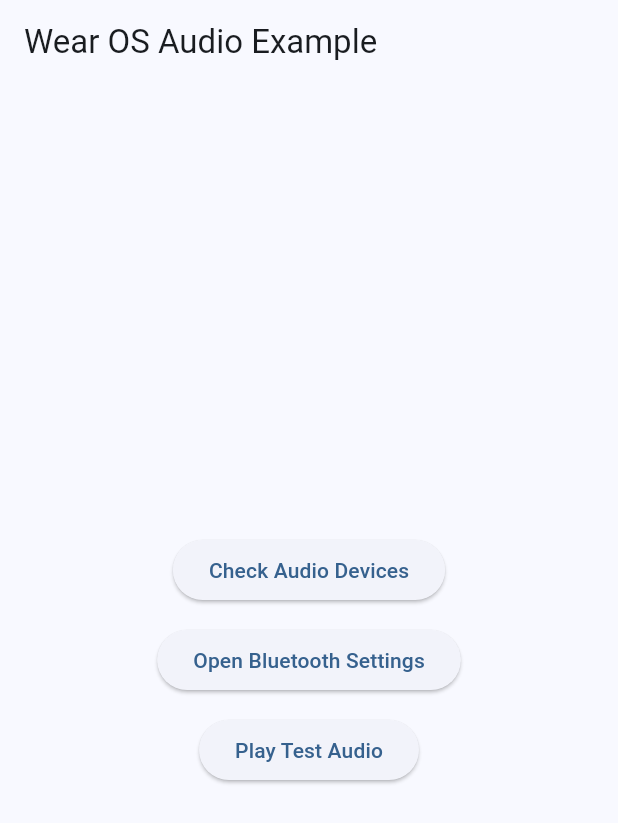
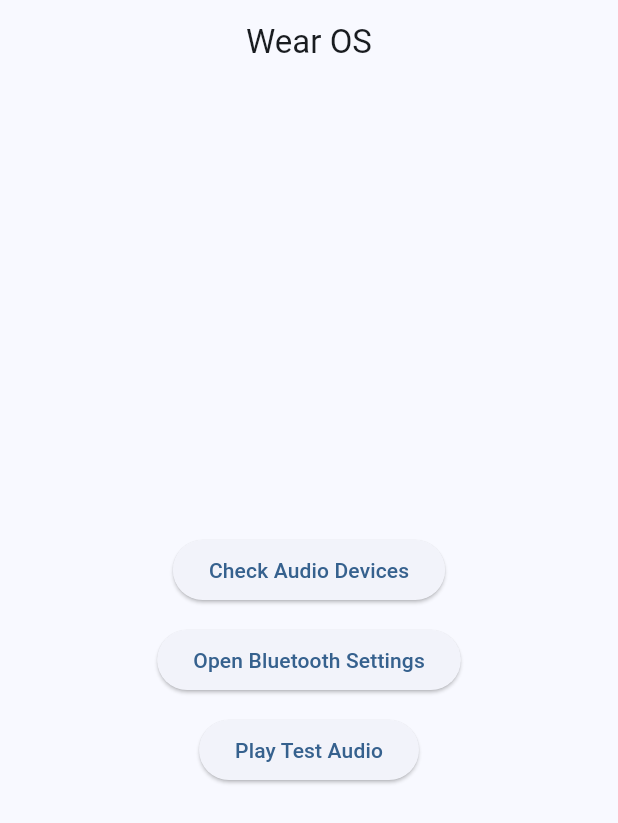
Before and after one commit to darklaw53/Atividade-Android-Wearable, a Flutter app: the screen it shows after launch, on a phone screen of 412 x 824 dp. Shown: the top 823 px of the screen. Run offline on Flutter 3.47's test engine with Material 3 defaults, Android fonts, the phone set to English and light mode, and no system bars.

Commit message:
update ui

```diff
--- a/lib/main.dart
+++ b/lib/main.dart
@@ -116,7 +116,8 @@ class _AudioHomeState extends State<AudioHome> {
   @override
   Widget build(BuildContext context) {
     return Scaffold(
-      appBar: AppBar(title: const Text('Wear OS Audio Example')),
+      appBar: AppBar(title: const Text('Wear OS'),
+      centerTitle: true),
       body: Center(
         child: Padding(
           padding: const EdgeInsets.all(12.0),
```
